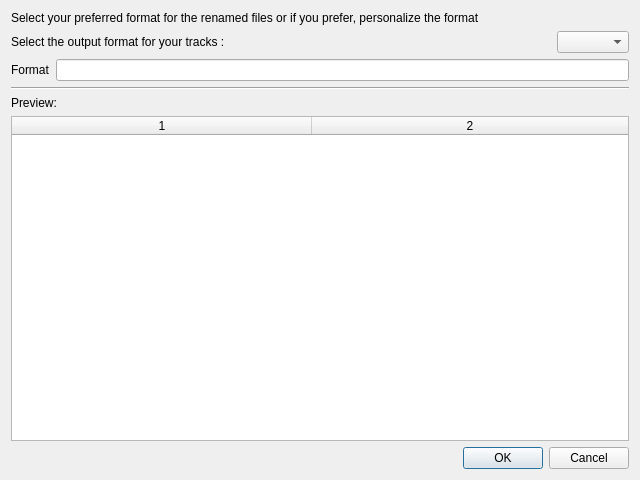
Above: src/tasks/rename/renameconfigurator.ui from alorence/tym before the change. Below: the same form after it.
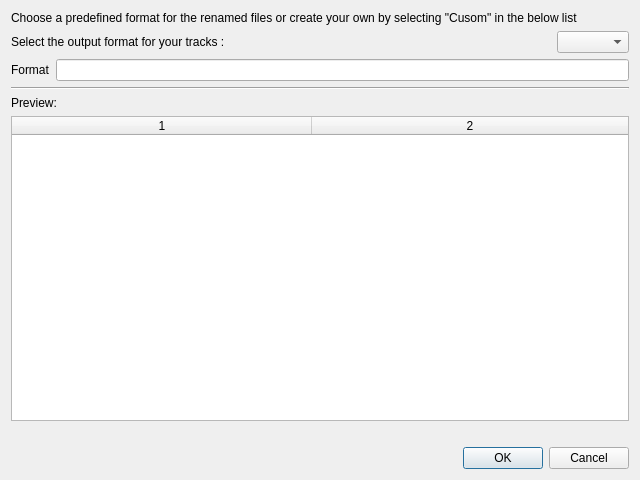
That is the form after the change.

Commit message: (rename) Improve configurator, works properly

Diff of the .ui file:
```diff
--- a/src/tasks/rename/renameconfigurator.ui
+++ b/src/tasks/rename/renameconfigurator.ui
@@ -14,17 +14,17 @@
    <string>Dialog</string>
   </property>
   <layout class="QGridLayout" name="gridLayout">
-   <item row="0" column="0" colspan="2">
+   <item row="0" column="0">
     <widget class="QLabel" name="label_4">
      <property name="text">
-      <string>Select your preferred format for the renamed files or if you prefer, personalize the format</string>
+      <string>Choose a predefined format for the renamed files or create your own by selecting &quot;Cusom&quot; in the below list</string>
      </property>
      <property name="wordWrap">
       <bool>true</bool>
      </property>
     </widget>
    </item>
-   <item row="1" column="0" colspan="2">
+   <item row="1" column="0">
     <layout class="QHBoxLayout" name="predefinedPatternArea">
      <item>
       <widget class="QLabel" name="label_3">
@@ -51,7 +51,7 @@
      </item>
     </layout>
    </item>
-   <item row="2" column="0" colspan="2">
+   <item row="2" column="0">
     <layout class="QHBoxLayout" name="customPatternArea">
      <item>
       <widget class="QLabel" name="label">
@@ -65,7 +65,7 @@
      </item>
     </layout>
    </item>
-   <item row="3" column="0" colspan="2">
+   <item row="3" column="0">
     <widget class="Line" name="line">
      <property name="orientation">
       <enum>Qt::Horizontal</enum>
@@ -79,10 +79,13 @@
      </property>
     </widget>
    </item>
-   <item row="5" column="0" colspan="2">
+   <item row="5" column="0">
     <widget class="QTableWidget" name="previewTable">
      <property name="selectionMode">
-      <enum>QAbstractItemView::NoSelection</enum>
+      <enum>QAbstractItemView::SingleSelection</enum>
+     </property>
+     <property name="selectionBehavior">
+      <enum>QAbstractItemView::SelectRows</enum>
      </property>
      <property name="columnCount">
       <number>2</number>
@@ -112,7 +115,43 @@
      <column/>
     </widget>
    </item>
-   <item row="6" column="1">
+   <item row="6" column="0">
+    <layout class="QHBoxLayout" name="horizontalLayout">
+     <item>
+      <widget class="QLabel" name="detailsPix">
+       <property name="sizePolicy">
+        <sizepolicy hsizetype="Minimum" vsizetype="Preferred">
+         <horstretch>0</horstretch>
+         <verstretch>0</verstretch>
+        </sizepolicy>
+       </property>
+       <property name="text">
+        <string/>
+       </property>
+       <property name="alignment">
+        <set>Qt::AlignLeading|Qt::AlignLeft|Qt::AlignTop</set>
+       </property>
+      </widget>
+     </item>
+     <item>
+      <widget class="QLabel" name="detailsMsg">
+       <property name="sizePolicy">
+        <sizepolicy hsizetype="Expanding" vsizetype="Preferred">
+         <horstretch>0</horstretch>
+         <verstretch>0</verstretch>
+        </sizepolicy>
+       </property>
+       <property name="text">
+        <string/>
+       </property>
+       <property name="wordWrap">
+        <bool>true</bool>
+       </property>
+      </widget>
+     </item>
+    </layout>
+   </item>
+   <item row="7" column="0">
     <widget class="QDialogButtonBox" name="buttonBox">
      <property name="orientation">
       <enum>Qt::Horizontal</enum>
@@ -126,9 +165,10 @@
   <zorder>buttonBox</zorder>
   <zorder>line</zorder>
   <zorder>previewTable</zorder>
-  <zorder>label</zorder>
   <zorder>label_2</zorder>
   <zorder>label_4</zorder>
+  <zorder>detailsMsg</zorder>
+  <zorder>detailsPix</zorder>
  </widget>
  <resources/>
  <connections>
```
The commit also changes 2 other files.
